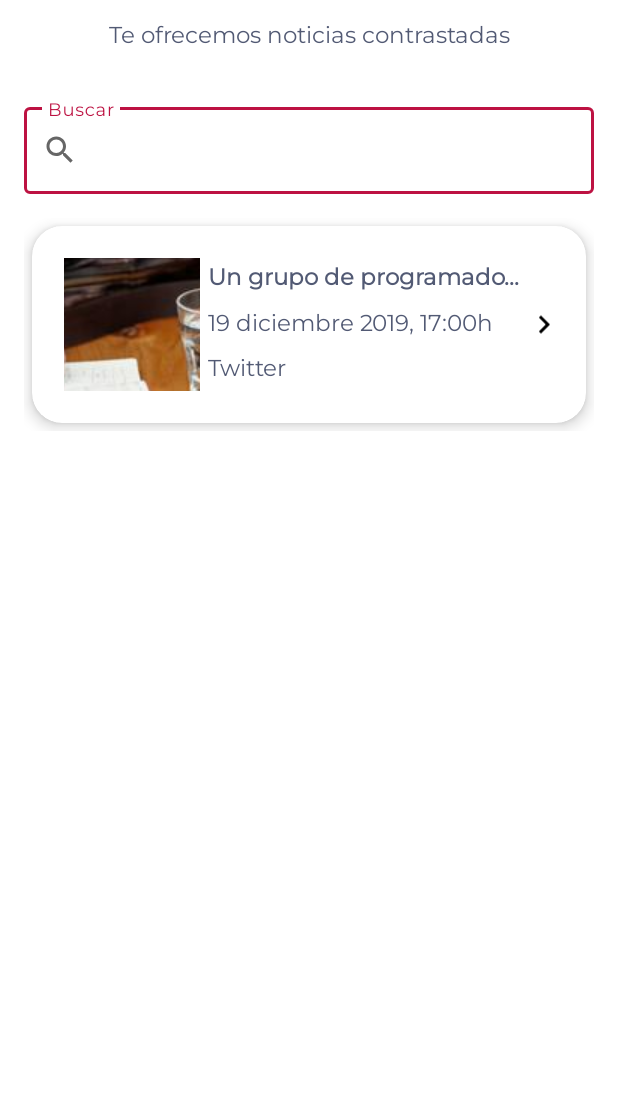
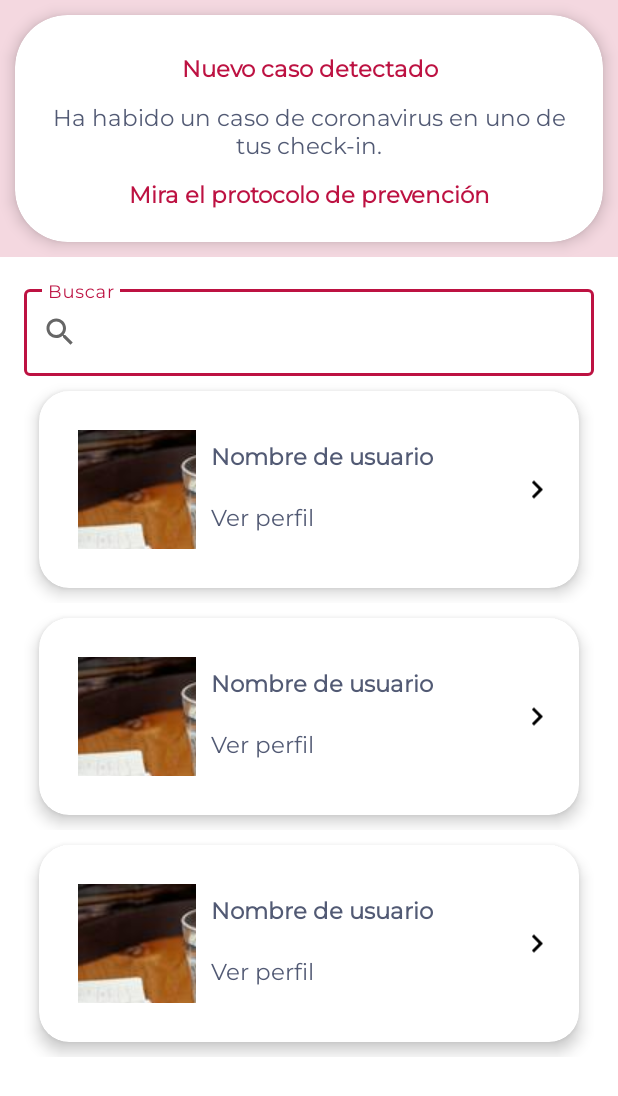
Before and after one commit to VenceAlVirus/NoEstasSolo, an Android app: the layout fragment_messages.xml on its own in the app's theme, with its tools: preview values and no code run, on a phone screen of 412 x 824 dp. Shown: the top 1096 px of the screen. Run offline under Robolectric (Android 15) with nearby library versions, the phone set to English and light mode, and no system bars.

Commit message:
07-mensajes
Changed design of the messages fragment and chat fragment

```diff
--- a/app/src/main/java/com/talentoMobile/noEstasSolo/core/navigation/MainActivity.kt
+++ b/app/src/main/java/com/talentoMobile/noEstasSolo/core/navigation/MainActivity.kt
@@ -30,6 +30,7 @@ class MainActivity : AppCompatActivity(), PopUpDelegator {
             toolbar.title = when (destination.id) {
                 R.id.offerAndDemandFragment -> "Oferta y demanda"
                 R.id.newsFragment -> "Noticias"
+                R.id.messagesFragment -> "Mensajes"
                 else -> ""
             }
             toolbar.visibility = when (destination.id) {
@@ -38,6 +39,8 @@ class MainActivity : AppCompatActivity(), PopUpDelegator {
 
             bottom_navigation.visibility = when (destination.id) {
                 R.id.onBoardingFragment -> View.GONE
+                R.id.chatsFragment -> View.GONE
+                R.id.newFragment -> View.GONE
                 else -> View.VISIBLE
             }
             //Controlamos que al cambiar de fragment no siga nuestro progress activo
@@ -61,7 +64,7 @@ class MainActivity : AppCompatActivity(), PopUpDelegator {
                 }
 
                 R.id.btnSpecialist -> {
-                    navController.navigate(R.id.action_main_to_chats)
+                    navController.navigate(R.id.action_main_to_messages)
                     true
                 }
                 R.id.btnProfile -> {
--- a/app/src/main/res/layout/fragment_messages.xml
+++ b/app/src/main/res/layout/fragment_messages.xml
@@ -4,19 +4,14 @@
     android:layout_width="match_parent"
     android:layout_height="match_parent">
 
-    <androidx.constraintlayout.widget.ConstraintLayout
-        android:id="@+id/clTitle"
+
+    <include
+        android:id="@+id/itemAlert"
+        layout="@layout/item_message_row_alert"
         android:layout_width="match_parent"
-        android:layout_height="50dp"
-        app:layout_constraintTop_toTopOf="parent">
+        android:layout_height="wrap_content"
+        app:layout_constraintTop_toTopOf="parent" />
 
-        <TextView
-            style="@style/text.text_gray"
-            android:layout_width="match_parent"
-            android:layout_height="match_parent"
-            android:gravity="center"
-            android:text="Te ofrecemos noticias contrastadas" />
-    </androidx.constraintlayout.widget.ConstraintLayout>
 
     <androidx.constraintlayout.widget.ConstraintLayout
         android:id="@+id/clNewsList"
@@ -26,7 +21,8 @@
         android:layout_marginTop="16dp"
         android:animateLayoutChanges="true"
         app:layout_constraintBottom_toBottomOf="parent"
-        app:layout_constraintTop_toBottomOf="@id/clTitle">
+        app:layout_constraintTop_toBottomOf="@+id/itemAlert">
+
 
         <com.google.android.material.textfield.TextInputLayout
             android:id="@+id/tilFilter"
@@ -61,14 +57,41 @@
             app:layout_constraintRight_toRightOf="parent"
             app:layout_constraintTop_toTopOf="@id/tilFilter" />
 
-
-        <include
-            android:id="@+id/item"
-            layout="@layout/item_new_row"
+        <androidx.core.widget.NestedScrollView
             android:layout_width="match_parent"
             android:layout_height="wrap_content"
-            android:layout_marginTop="16dp"
-            app:layout_constraintTop_toBottomOf="@id/tilFilter" />
+            app:layout_constraintTop_toBottomOf="@+id/tilFilter">
+
+            <androidx.constraintlayout.widget.ConstraintLayout
+                android:layout_width="match_parent"
+                android:layout_height="wrap_content">
+
+                <include
+                    android:id="@+id/item"
+                    layout="@layout/item_message_row"
+                    android:layout_width="match_parent"
+                    android:layout_height="wrap_content"
+                    app:layout_constraintTop_toBottomOf="@id/tilFilter" />
+
+
+                <include
+                    android:id="@+id/item2"
+                    layout="@layout/item_message_row"
+                    android:layout_width="match_parent"
+                    android:layout_height="wrap_content"
+                    app:layout_constraintTop_toBottomOf="@id/item" />
+
+
+                <include
+                    android:id="@+id/item3"
+                    layout="@layout/item_message_row"
+                    android:layout_width="match_parent"
+                    android:layout_height="wrap_content"
+                    app:layout_constraintTop_toBottomOf="@id/item2" />
+
+            </androidx.constraintlayout.widget.ConstraintLayout>
+
+        </androidx.core.widget.NestedScrollView>
 
         <!--
         <androidx.recyclerview.widget.RecyclerView
--- a/app/src/main/res/layout/item_new_row_simple.xml
+++ b/app/src/main/res/layout/item_message_row.xml
@@ -9,7 +9,7 @@
         style="@style/Widget.MaterialComponents.CardView"
         android:layout_width="match_parent"
         android:layout_height="131dp"
-        android:layout_margin="20dp"
+        android:layout_margin="10dp"
         android:elevation="6dp"
         app:cardCornerRadius="20dp"
         app:cardElevation="6dp"
@@ -29,7 +29,7 @@
                 style="@style/autoAdjustImageView"
                 android:layout_width="0dp"
                 android:layout_height="match_parent"
-                android:layout_margin="20dp"
+                android:layout_margin="10dp"
                 android:src="@drawable/new_banner"
                 app:layout_constraintLeft_toLeftOf="parent"
                 app:layout_constraintRight_toLeftOf="@id/gl3v"
--- /dev/null
+++ b/app/src/main/res/layout/item_message_row_alert.xml
@@ -0,0 +1,76 @@
+<?xml version="1.0" encoding="utf-8"?>
+<androidx.constraintlayout.widget.ConstraintLayout xmlns:android="http://schemas.android.com/apk/res/android"
+    xmlns:app="http://schemas.android.com/apk/res-auto"
+    android:layout_width="match_parent"
+    android:layout_height="200dp"
+    android:background="@color/red_background">
+
+    <com.google.android.material.card.MaterialCardView
+        android:id="@+id/cvNew"
+        style="@style/Widget.MaterialComponents.CardView"
+        android:layout_width="match_parent"
+        android:layout_height="151dp"
+        android:layout_margin="10dp"
+        android:elevation="6dp"
+        app:cardCornerRadius="35dp"
+        app:cardElevation="6dp"
+        app:layout_constraintBottom_toBottomOf="parent"
+        app:layout_constraintTop_toTopOf="parent">
+
+        <androidx.constraintlayout.widget.ConstraintLayout
+            android:id="@+id/clAdded"
+            style="@style/GlobalMargin"
+            android:layout_width="match_parent"
+            android:layout_height="match_parent"
+            android:layout_marginTop="16dp"
+            android:layout_marginBottom="16dp">
+
+
+            <TextView
+                android:id="@+id/tvTitle"
+                style="@style/text.text_gray.blod"
+                android:layout_width="0dp"
+                android:layout_height="wrap_content"
+                android:layout_marginTop="10dp"
+                android:ellipsize="end"
+                android:gravity="center"
+                android:maxLines="1"
+                android:text="Nuevo caso detectado"
+                android:textColor="@color/text_red"
+                app:layout_constraintEnd_toEndOf="parent"
+                app:layout_constraintStart_toStartOf="parent"
+                app:layout_constraintTop_toTopOf="parent" />
+
+            <TextView
+                android:id="@+id/tvSubtitle"
+                style="@style/text.text_gray"
+                android:layout_width="0dp"
+                android:layout_height="wrap_content"
+                android:layout_marginTop="10dp"
+                android:gravity="center"
+                android:text="Ha habido un caso de coronavirus en uno de tus check-in."
+                app:layout_constraintEnd_toEndOf="parent"
+                app:layout_constraintStart_toStartOf="parent"
+                app:layout_constraintTop_toBottomOf="@id/tvTitle" />
+
+
+            <TextView
+                android:id="@+id/tvIndication"
+                style="@style/text.text_gray.blod"
+                android:layout_width="0dp"
+                android:layout_height="wrap_content"
+                android:layout_marginTop="10dp"
+                android:ellipsize="end"
+                android:gravity="center"
+                android:maxLines="1"
+                android:text="Mira el protocolo de prevención"
+                android:textColor="@color/text_red"
+                app:layout_constraintEnd_toEndOf="parent"
+                app:layout_constraintStart_toStartOf="parent"
+                app:layout_constraintTop_toBottomOf="@+id/tvSubtitle" />
+
+
+        </androidx.constraintlayout.widget.ConstraintLayout>
+    </com.google.android.material.card.MaterialCardView>
+
+</androidx.constraintlayout.widget.ConstraintLayout>
--- a/app/src/main/res/layout/navigation_activity.xml
+++ b/app/src/main/res/layout/navigation_activity.xml
@@ -1,9 +1,9 @@
 <?xml version="1.0" encoding="utf-8"?>
-<androidx.constraintlayout.widget.ConstraintLayout
-    xmlns:android="http://schemas.android.com/apk/res/android"
+<androidx.constraintlayout.widget.ConstraintLayout xmlns:android="http://schemas.android.com/apk/res/android"
     xmlns:app="http://schemas.android.com/apk/res-auto"
     android:layout_width="match_parent"
     android:layout_height="match_parent"
+    xmlns:tools="http://schemas.android.com/tools"
     android:orientation="vertical">
 
     <com.google.android.material.appbar.MaterialToolbar
--- a/app/src/main/res/values/colors.xml
+++ b/app/src/main/res/values/colors.xml
@@ -22,6 +22,7 @@
 
     <!--profile-->
     <color name="profile_background">#EAEAEA</color>
+    <color name="red_background">#2ABD1242</color>
 
 
 </resources>
--- a/app/src/main/res/values/styles.xml
+++ b/app/src/main/res/values/styles.xml
@@ -64,6 +64,11 @@
         <item name="android:textStyle">bold</item>
     </style>
 
+
+    <style name="text.text_green.bold">
+        <item name="android:textStyle">bold</item>
+    </style>
+
     <style name="button">
         <item name="android:height">52dp</item>
         <item name="cornerRadius">20dp</item>
```
Also changed, not shown: app/src/main/java/com/talentoMobile/noEstasSolo/features/chat/views/fragments/ChatFragment.kt (+16 -1 lines), app/src/main/java/com/talentoMobile/noEstasSolo/features/messages/views/fragments/MessagesFragment.kt (+17 -2 lines), app/src/main/res/drawable/message_input.xml (added, +9 -0 lines), app/src/main/res/layout/fragment_chat.xml (+8 -6 lines), app/src/main/res/navigation/main_navigation.xml (+22 -11 lines).
